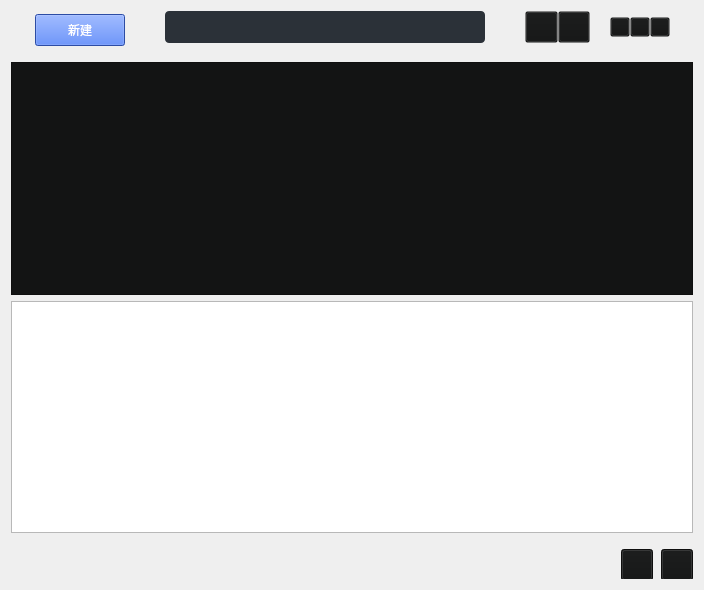
The window that widget.ui (Franklin-Qi/kylinNote) describes before a commit, drawn with Qt 5.
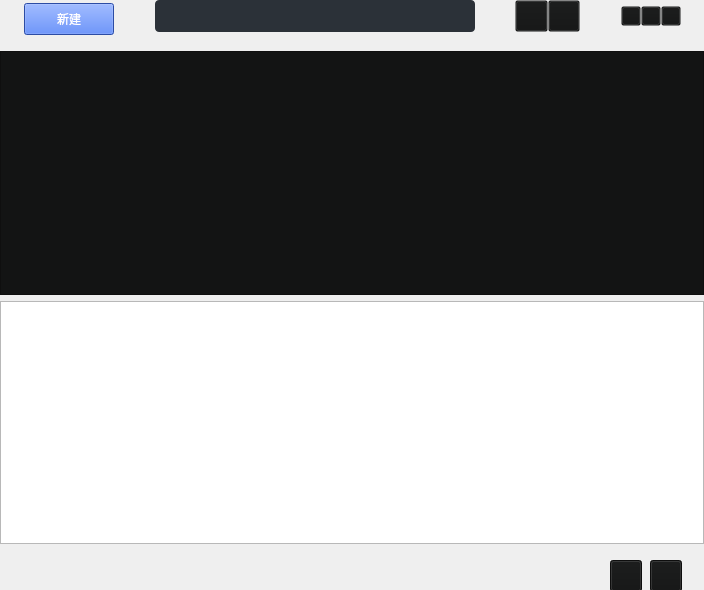
The same window after the commit. Icons and pictures are not drawn.

```diff
--- a/widget.ui
+++ b/widget.ui
@@ -16,6 +16,15 @@
   <property name="styleSheet">
    <string notr="true"/>
   </property>
+  <widget class="QWidget" name="widget" native="true">
+   <property name="geometry">
+    <rect>
+     <x>0</x>
+     <y>0</y>
+     <width>704</width>
+     <height>590</height>
+    </rect>
+   </property>
   <layout class="QVBoxLayout" name="verticalLayout">
    <item>
     <widget class="QFrame" name="frameRight">
@@ -342,7 +351,7 @@
     </widget>
    </item>
    <item>
-    <widget class="QWidget" name="widget" native="true">
+     <widget class="QWidget" name="widget_2" native="true">
      <property name="minimumSize">
       <size>
        <width>40</width>
@@ -444,6 +453,7 @@
     </widget>
    </item>
   </layout>
+  </widget>
  </widget>
  <resources/>
  <connections/>
```
Lines whose indentation alone changed are shown as unchanged.
